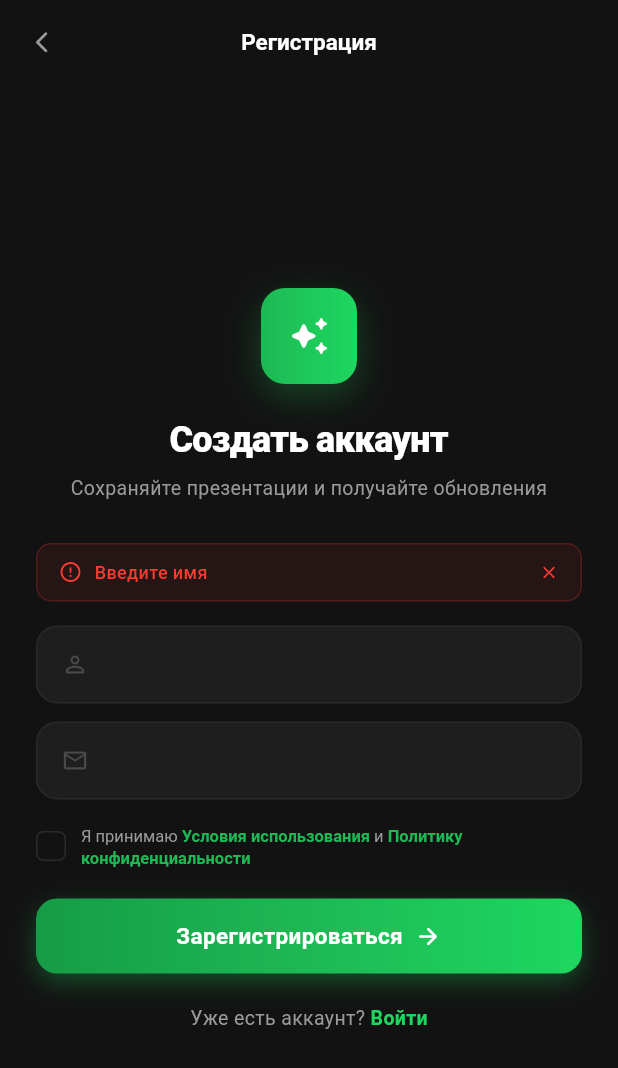
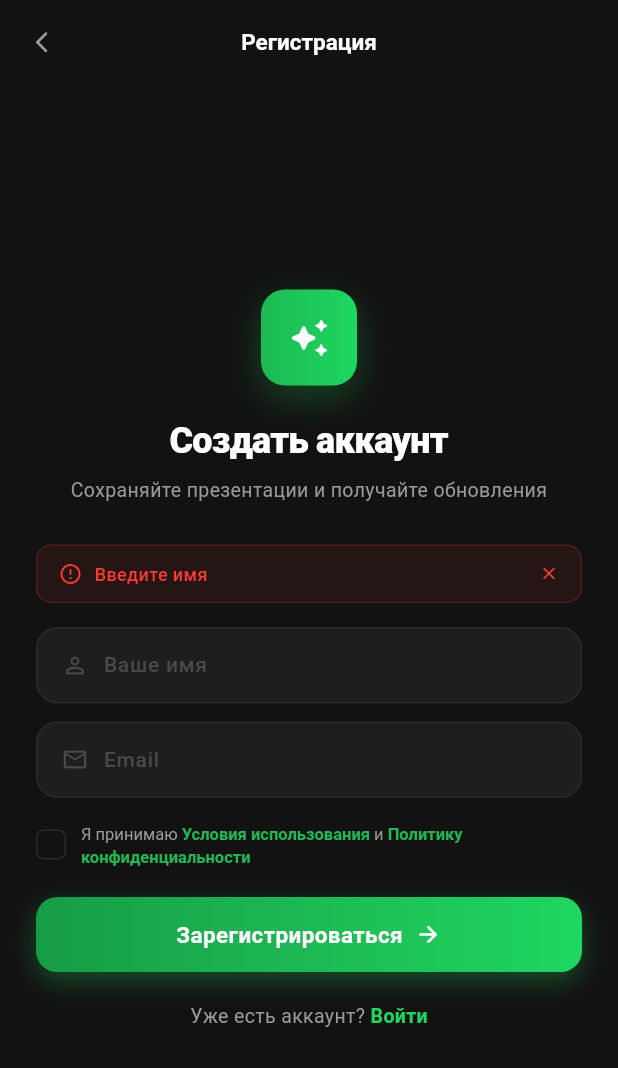
Before and after one commit to maximzhankevich1993/presentation-ai-flutter, a Flutter app: the RegisterScreen screen opened directly, after a tap on "Зарегистрироваться", on a phone screen of 412 x 824 dp. Shown: the top 1068 px of the screen. Run offline on Flutter 3.47's test engine with Material 3 defaults, Android fonts, the light colour scheme and no system bars; our stand-ins replace dio, flutter_screenutil, image_picker, shared_preferences; missing offline and left inert: dart:html; accounts and stored records are empty.

Commit message:
Update register_screen.dart

```diff
--- a/lib/screens/register_screen.dart
+++ b/lib/screens/register_screen.dart
@@ -79,7 +79,8 @@ class _RegisterScreenState extends State<RegisterScreen> {
 
       // Сохраняем пользователя
       final up = Provider.of<UserProvider>(context, listen: false);
-      up.setUser(name: name, email: email);
+      await up.setUserName(name);
+      await up.setUserEmail(email);
 
       // Показываем успех
       _showSuccess();
@@ -443,11 +444,11 @@ class _FormFieldState extends State<_FormField> {
                 widget.onSubmit?.call();
               }
             },
-            decoration: const InputDecoration(
-              hintText: '',
-              hintStyle: TextStyle(color: _T.txtMuted, fontSize: 14),
+            decoration: InputDecoration(
+              hintText: widget.hint,
+              hintStyle: const TextStyle(color: _T.txtMuted, fontSize: 14),
               border: InputBorder.none,
-              contentPadding: EdgeInsets.only(right: 16, top: 14, bottom: 14),
+              contentPadding: const EdgeInsets.only(right: 16, top: 14, bottom: 14),
               isDense: true,
             ),
           ),
```
